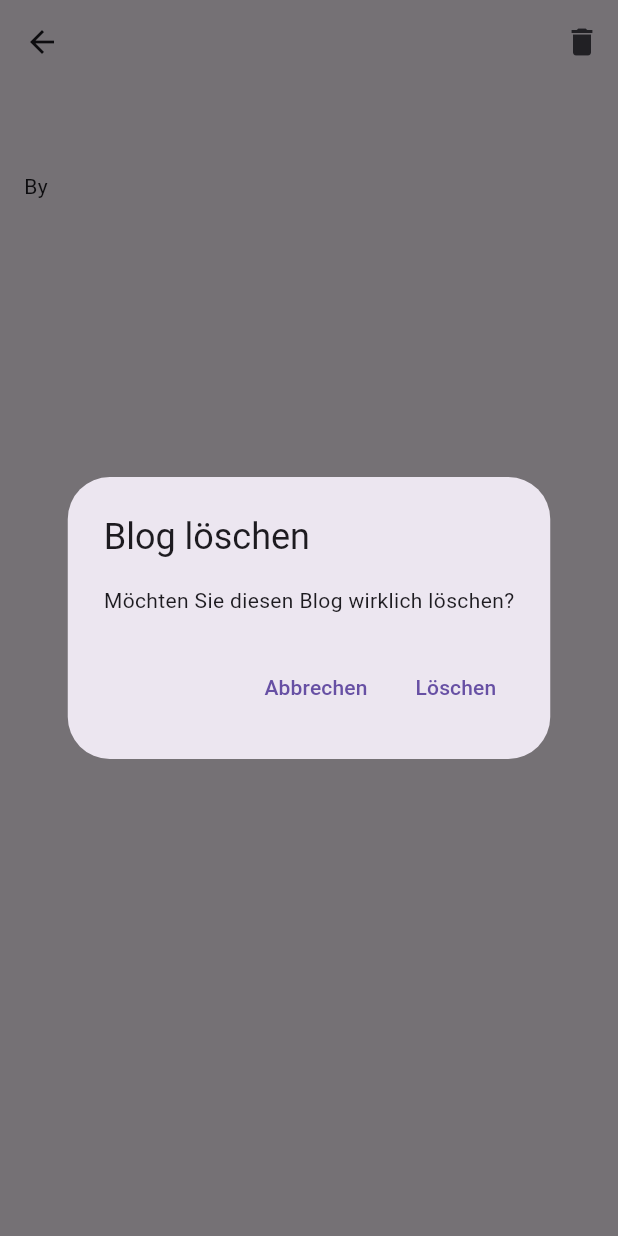
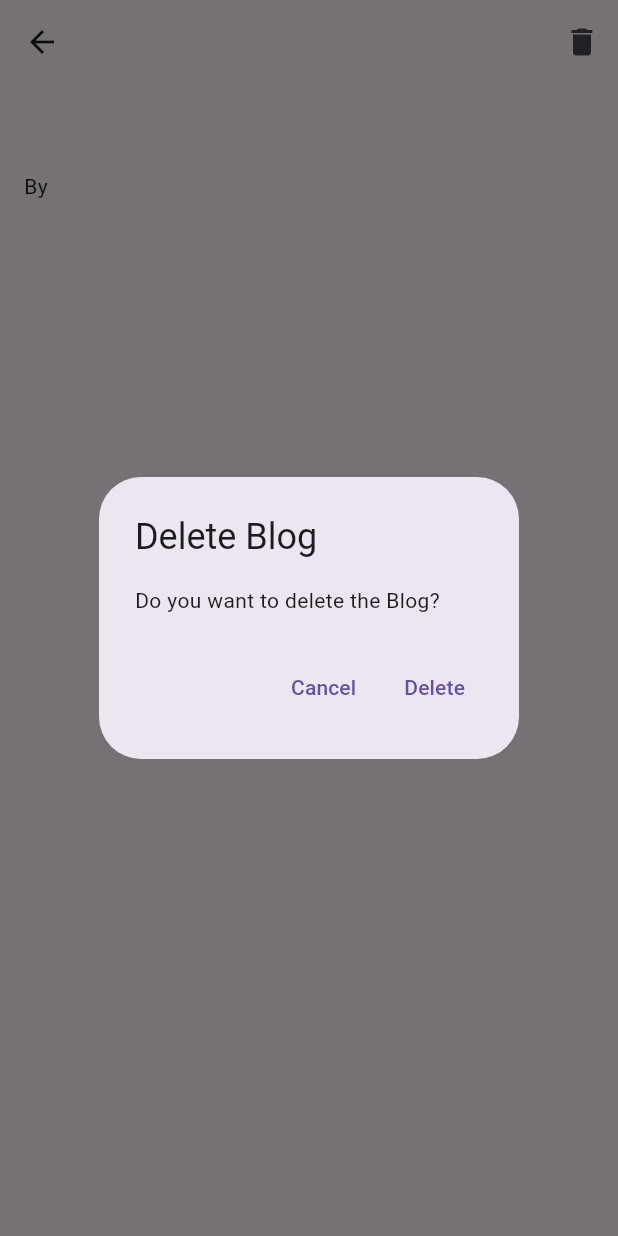
Before and after one commit to AlexanderStucker/BlogApp, a Flutter app: the BlogDetailScreen screen opened directly with empty values, after a tap on the "delete" icon, on a phone screen of 412 x 824 dp. Run offline on Flutter 3.47's test engine with Material 3 defaults, Android fonts, the phone set to English and light mode, and no system bars; our stand-ins replace cloud_firestore, firebase_auth, firebase_core; accounts and stored records are empty; network calls fail.

Commit message:
Fixed some inconsistencies where there was german and englisch mixed

```diff
--- a/lib/screens/blog_detail_screen.dart
+++ b/lib/screens/blog_detail_screen.dart
@@ -27,13 +27,7 @@ class BlogDetailScreen extends StatelessWidget {
           icon: const Icon(Icons.delete),
           onPressed: () async {
             bool confirmed = await _showDeleteConfirmationDialog(context);
-            if (confirmed) {
-              await BlogRepository().deleteBlogPost(id);
-              ScaffoldMessenger.of(context).showSnackBar(
-                const SnackBar(content: Text('Blog erfolgreich gelöscht!')),
-              );
-              Navigator.pop(context, true);  // Gibt `true` zurück, wenn ein Blog gelöscht wurde
-            }
+            Navigator.pop(context, true);  // Gibt `true` zurück, wenn ein Blog gelöscht wurde
           },
         ),
         ],
@@ -63,17 +57,17 @@ class BlogDetailScreen extends StatelessWidget {
     return await showDialog<bool>(
       context: context,
       builder: (context) => AlertDialog(
-        title: const Text('Blog löschen'),
-        content: const Text('Möchten Sie diesen Blog wirklich löschen?'),
+        title: const Text('Delete Blog'),
+        content: const Text('Do you want to delete the Blog?'),
         actions: [
           TextButton(
-            child: const Text('Abbrechen'),
+            child: const Text('Cancel'),
             onPressed: () {
               Navigator.of(context).pop(false);
             },
           ),
           TextButton(
-            child: const Text('Löschen'),
+            child: const Text('Delete'),
             onPressed: () {
               Navigator.of(context).pop(true);
             },
--- a/lib/screens/login_screen.dart
+++ b/lib/screens/login_screen.dart
@@ -86,7 +86,7 @@ class _LoginScreenState extends State<LoginScreen> {
                 TextButton(
                   onPressed: _navigateToRegistrationScreen,
                   child: const Text(
-                    'Account Erstellen',
+                    'Create Account',
                     style: TextStyle(color: Colors.blue),
                   ),
                 ),
```
